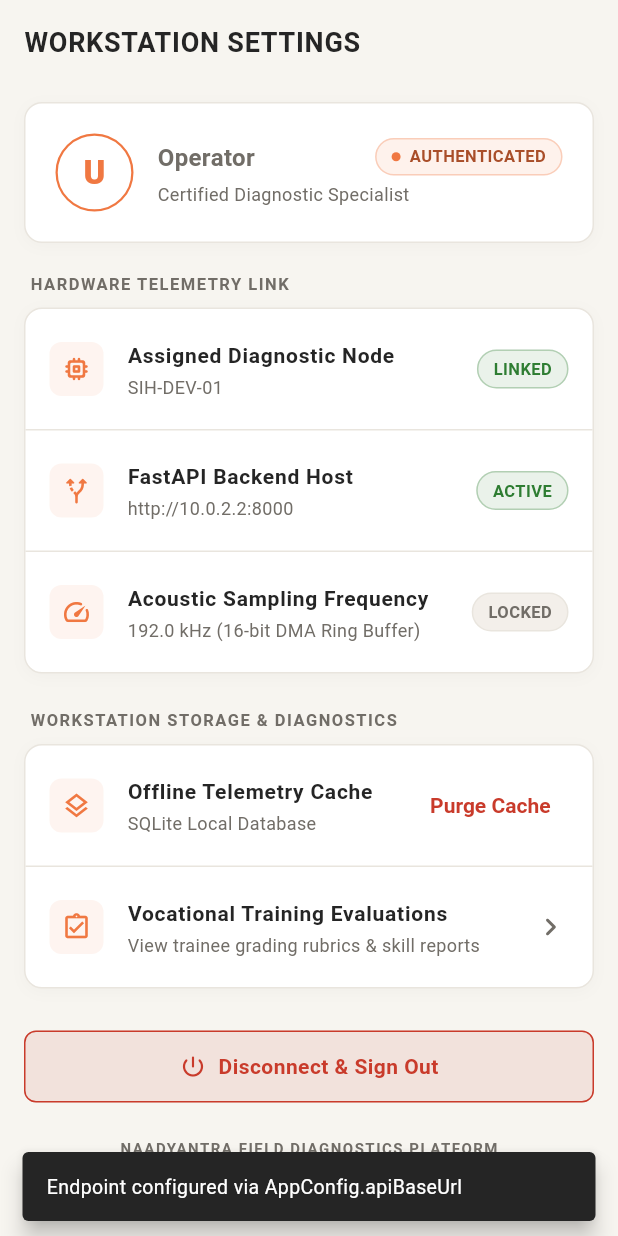
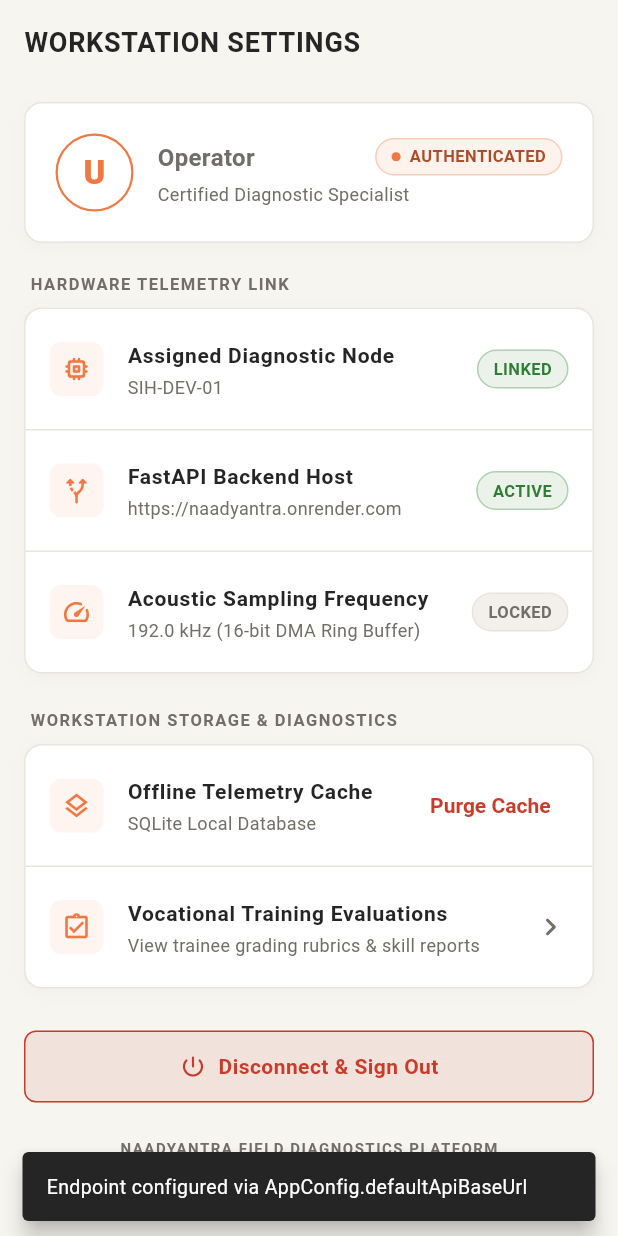
Before and after one commit to antasyadav/NAADYANTRA, a Flutter app: the SettingsScreen screen opened by its route, after a tap on "FastAPI Backend Host", on a phone screen of 412 x 824 dp. Run offline on Flutter 3.47's test engine with Material 3 defaults, Android fonts, the phone set to English and light mode, and no system bars; our stand-ins replace dio, flutter_riverpod, flutter_secure_storage, go_router, pretty_dio_logger, sqflite; accounts and stored records are empty.

Commit message:
feat(mobile): configure Render live API URL and fix widget test timers

```diff
--- a/mobile_app/lib/core/config/app_config.dart
+++ b/mobile_app/lib/core/config/app_config.dart
@@ -2,8 +2,9 @@ import 'package:flutter/foundation.dart';
 
 class AppConfig {
   // API Configuration
-  static const String defaultApiBaseUrl = 'http://10.0.2.2:8000';
-  static const String productionApiBaseUrl = 'https://api.naadyantra.com';
+  static const String defaultApiBaseUrl = 'https://naadyantra.onrender.com';
+  static const String productionApiBaseUrl = 'https://naadyantra.onrender.com';
+  static const String localApiBaseUrl = 'http://10.0.2.2:8000';
 
   // Connection Timeouts
   static const Duration connectTimeout = Duration(seconds: 30);
--- a/mobile_app/lib/features/settings/screens/settings_screen.dart
+++ b/mobile_app/lib/features/settings/screens/settings_screen.dart
@@ -2,6 +2,7 @@ import 'package:flutter/material.dart';
 import 'package:flutter_riverpod/flutter_riverpod.dart';
 import 'package:go_router/go_router.dart';
 
+import '../../../core/config/app_config.dart';
 import '../../../core/theme/app_theme.dart';
 import '../../../shared/services/providers.dart';
 import '../../../shared/widgets/industrial_card.dart';
@@ -120,7 +121,7 @@ class SettingsScreen extends ConsumerWidget {
                       _buildSettingsTile(
                         icon: Icons.alt_route_rounded,
                         title: 'FastAPI Backend Host',
-                        subtitle: 'http://10.0.2.2:8000',
+                        subtitle: AppConfig.defaultApiBaseUrl,
                         trailing: const StatusPill(
                           label: 'ACTIVE',
                           type: StatusType.ok,
@@ -130,7 +131,7 @@ class SettingsScreen extends ConsumerWidget {
                           ScaffoldMessenger.of(context).showSnackBar(
                             const SnackBar(
                               content: Text(
-                                'Endpoint configured via AppConfig.apiBaseUrl',
+                                'Endpoint configured via AppConfig.defaultApiBaseUrl',
                               ),
                               behavior: SnackBarBehavior.floating,
                             ),
```
Also changed, not shown: 1 other file.
